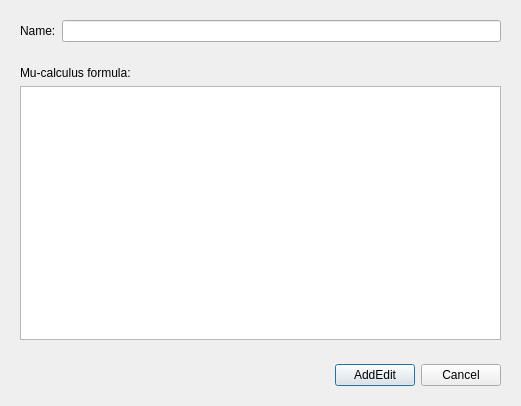
First picture: the form in tools/release/mcrl2ide/addeditpropertydialog.ui, repository mCRL2org/mCRL2, before the edit.
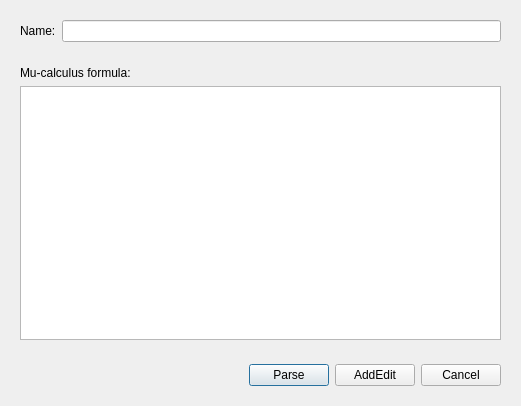
Second picture: the form after the edit. Custom widgets are drawn as their Qt base class.

Commit message:
[mcrl2ide] split parsing and adding/editing in addeditpropertydialog
Now there is a button Parse to parse the formula and a button Add/Edit to only add/edit the property. This makes it possible to add/edit a property while it is not a valid mcf formula. Also the console now mentions that a specification is invalid after parsing (if it is indeed invalid).

Diff of the .ui file:
```diff
--- a/tools/release/mcrl2ide/addeditpropertydialog.ui
+++ b/tools/release/mcrl2ide/addeditpropertydialog.ui
@@ -62,6 +62,13 @@
         </property>
        </spacer>
       </item>
+      <item>
+       <widget class="QPushButton" name="parseButton">
+        <property name="text">
+         <string>Parse</string>
+        </property>
+       </widget>
+      </item>
       <item>
        <widget class="QPushButton" name="addEditButton">
         <property name="text">
```
The commit also changes 4 other files.
